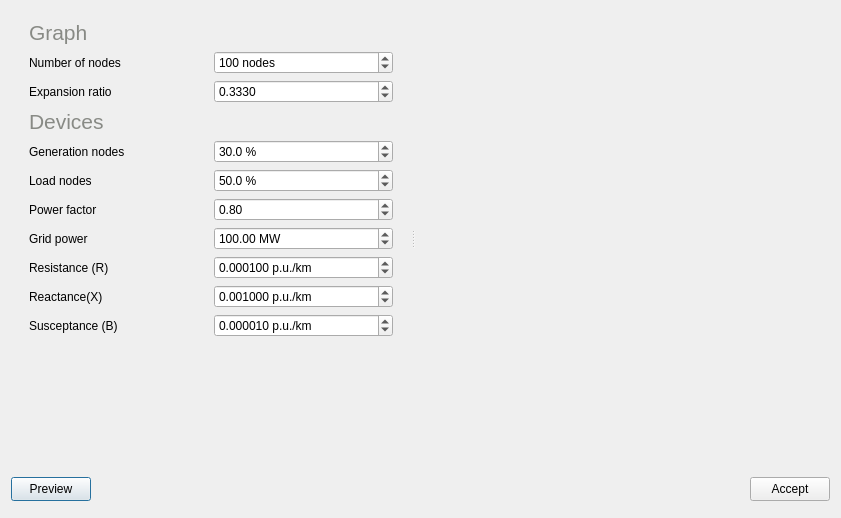
The window that src/VeraGrid/Gui/GridGenerator/grid_generator_gui.ui (SanPen/VeraGrid) describes before a commit, drawn with Qt 5.
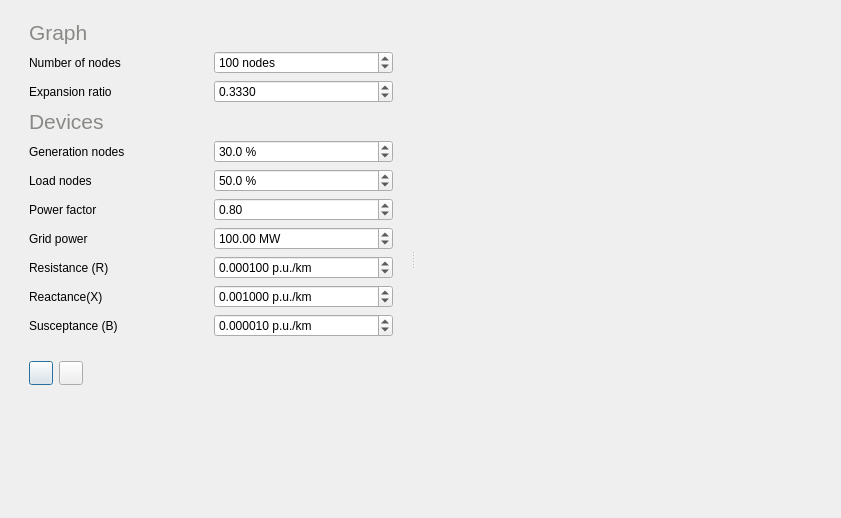
The same window after the commit. Icons and pictures are not drawn. Custom widgets are drawn as their Qt base class.

Diff of the .ui file:
```diff
--- a/src/VeraGrid/Gui/GridGenerator/grid_generator_gui.ui
+++ b/src/VeraGrid/Gui/GridGenerator/grid_generator_gui.ui
@@ -17,6 +17,8 @@
    <iconset resource="../Icons/icons.qrc">
     <normaloff>:/Icons/icons/automatic_layout.png</normaloff>:/Icons/icons/automatic_layout.png</iconset>
   </property>
+  <layout class="QVBoxLayout" name="verticalLayout_2">
+   <item>
   <layout class="QVBoxLayout" name="verticalLayout">
    <item>
     <widget class="QSplitter" name="splitter_3">
@@ -508,43 +510,7 @@
         </widget>
        </item>
        <item>
-        <spacer name="verticalSpacer">
-         <property name="orientation">
-          <enum>Qt::Orientation::Vertical</enum>
-         </property>
-         <property name="sizeHint" stdset="0">
-          <size>
-           <width>20</width>
-           <height>40</height>
-          </size>
-         </property>
-        </spacer>
-       </item>
-      </layout>
-     </widget>
-     <widget class="QFrame" name="PlotFrame">
-      <property name="frameShape">
-       <enum>QFrame::Shape::NoFrame</enum>
-      </property>
-      <property name="frameShadow">
-       <enum>QFrame::Shadow::Raised</enum>
-      </property>
-      <layout class="QHBoxLayout" name="horizontalLayout">
-       <item>
-        <widget class="MatplotlibWidget" name="plotwidget" native="true"/>
-       </item>
-      </layout>
-     </widget>
-    </widget>
-   </item>
-   <item>
     <widget class="QFrame" name="frame_2">
-     <property name="maximumSize">
-      <size>
-       <width>16777215</width>
-       <height>36</height>
-      </size>
-     </property>
      <property name="frameShape">
       <enum>QFrame::Shape::NoFrame</enum>
      </property>
@@ -552,18 +518,26 @@
       <enum>QFrame::Shadow::Raised</enum>
      </property>
      <layout class="QHBoxLayout" name="horizontalLayout_2">
-      <property name="leftMargin">
-       <number>0</number>
-      </property>
-      <property name="topMargin">
-       <number>0</number>
-      </property>
-      <property name="rightMargin">
-       <number>0</number>
-      </property>
-      <property name="bottomMargin">
-       <number>0</number>
-      </property>
+            <item>
+             <widget class="QPushButton" name="applyButton">
+              <property name="minimumSize">
+               <size>
+                <width>24</width>
+                <height>24</height>
+               </size>
+              </property>
+              <property name="toolTip">
+               <string>Create Grid</string>
+              </property>
+              <property name="text">
+               <string/>
+              </property>
+              <property name="icon">
+               <iconset resource="icons.qrc">
+                <normaloff>:/Icons/icons/color_grid.png</normaloff>:/Icons/icons/color_grid.png</iconset>
+              </property>
+             </widget>
+            </item>
       <item>
        <widget class="QPushButton" name="previewButton">
         <property name="minimumSize">
@@ -576,7 +550,7 @@
          <string>Preview</string>
         </property>
         <property name="text">
-         <string>Preview</string>
+               <string/>
         </property>
         <property name="icon">
          <iconset resource="../Icons/icons.qrc">
@@ -597,28 +571,40 @@
         </property>
        </spacer>
       </item>
+           </layout>
+          </widget>
+         </item>
       <item>
-       <widget class="QPushButton" name="applyButton">
-        <property name="minimumSize">
+          <spacer name="verticalSpacer">
+           <property name="orientation">
+            <enum>Qt::Vertical</enum>
+           </property>
+           <property name="sizeHint" stdset="0">
          <size>
-          <width>24</width>
-          <height>24</height>
-         </size>
-        </property>
-        <property name="toolTip">
-         <string>Create Grid</string>
+             <width>20</width>
+             <height>40</height>
+            </size>
+           </property>
+          </spacer>
+         </item>
+        </layout>
+       </widget>
+       <widget class="QFrame" name="PlotFrame">
+        <property name="frameShape">
+         <enum>QFrame::NoFrame</enum>
         </property>
-        <property name="text">
-         <string>Accept</string>
+        <property name="frameShadow">
+         <enum>QFrame::Raised</enum>
         </property>
-        <property name="icon">
-         <iconset resource="../Icons/icons.qrc">
-          <normaloff>:/Icons/icons/color_grid.png</normaloff>:/Icons/icons/color_grid.png</iconset>
-        </property>
-       </widget>
+        <layout class="QHBoxLayout" name="horizontalLayout">
+         <item>
+          <widget class="MatplotlibWidget" name="plotwidget" native="true"/>
       </item>
      </layout>
     </widget>
+      </widget>
+     </item>
+    </layout>
    </item>
   </layout>
   <action name="actionCopy_to_clipboard">
```
Left out of the diff: 26 changed lines with no effect on the pictures. Lines whose indentation alone changed are shown as unchanged.
